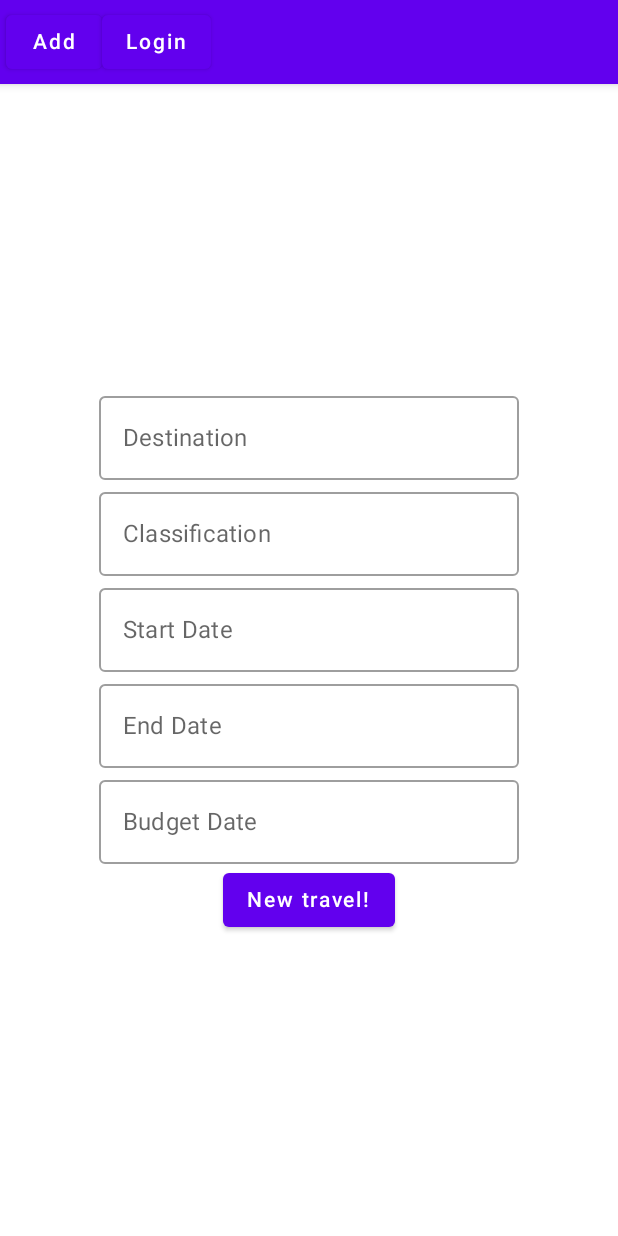
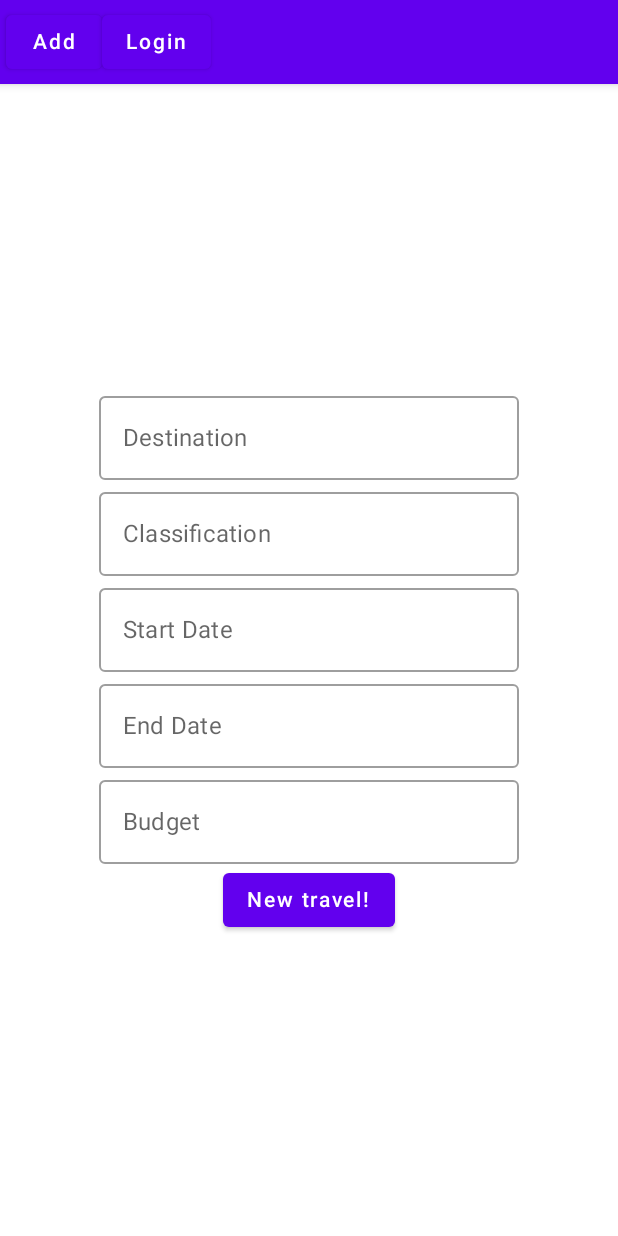
Before and after one commit to RaquelIsensee/travelApp, an Android app built with Jetpack Compose: the NewTravel screen opened through its navigation route, on a phone screen of 412 x 824 dp. Run offline under Robolectric (Android 15) with nearby library versions, the phone set to English and light mode, and no system bars; our stand-ins replace Room's generated code.

Commit message:
WIP: add new travel

```diff
--- a/app/src/main/java/com/example/aularoomdatabase2023/MainActivity.kt
+++ b/app/src/main/java/com/example/aularoomdatabase2023/MainActivity.kt
@@ -72,7 +72,19 @@ fun MyApp() {
                 navController = navController,
                 startDestination = "list" ) {
                 composable("list") {
-                    ListScreen()
+                    ListScreen(
+                        onBack = {
+                        navController.navigateUp()
+                    },
+                    NewTravel = {
+                        navController.navigate("new_travel")
+                        coroutineScope.launch {
+                            scaffoldState.snackbarHostState.showSnackbar(
+                                message = "new travel ok"
+                            )
+                        }
+                    }
+                    )
                 }
                 composable("login") {
                     LoginScreen(
@@ -111,12 +123,6 @@ fun MyApp() {
     }
 
 }
-
-
-
-
-
-
 @Preview(showBackground = true, showSystemUi = true)
 @Composable
 fun DefaultPreview() {
--- a/app/src/main/java/com/example/aularoomdatabase2023/screen/FormScreen.kt
+++ b/app/src/main/java/com/example/aularoomdatabase2023/screen/FormScreen.kt
@@ -71,7 +71,6 @@ fun FormScreen(onAfterSave: () -> Unit, onBack:() -> Unit) {
             )
             Row() {
                 Button(onClick = {
-
                     focusManager.clearFocus()
                     viewModel.registrar(onSuccess = {
                         onAfterSave()
--- a/app/src/main/java/com/example/aularoomdatabase2023/screen/ListScreen.kt
+++ b/app/src/main/java/com/example/aularoomdatabase2023/screen/ListScreen.kt
@@ -25,7 +25,7 @@ import com.example.aularoomdatabase2023.viewModel.ListUserViewModel
 import com.example.aularoomdatabase2023.viewModel.ListUserViewModelFactory
 
 @Composable
-fun ListScreen() {
+fun ListScreen(NewTravel: () -> Unit, onBack:() -> Unit) {
     val application = LocalContext.current.applicationContext as Application
     val viewModel: ListUserViewModel = viewModel(
         factory = ListUserViewModelFactory (application)
@@ -71,7 +71,7 @@ fun ListScreen() {
                         }
                         Button(
                             onClick = {
-
+                                    NewTravel()
                             }) {
                             Text(text = "Book a new travel!")
                         }
--- a/app/src/main/java/com/example/aularoomdatabase2023/screen/NewTravelScreen.kt
+++ b/app/src/main/java/com/example/aularoomdatabase2023/screen/NewTravelScreen.kt
@@ -17,6 +17,7 @@ import kotlinx.coroutines.flow.collectLatest
 
 @Composable
 fun NewTravel()  {
+
     val application = LocalContext.current.applicationContext as Application
     val viewModel: RegisterNewTravelViewModel = viewModel(
         factory = NewTravelViewModelFactory(application)
@@ -30,8 +31,6 @@ fun NewTravel()  {
                 message = it,
                 duration = SnackbarDuration.Long
             )
-            // opção para mostrar as mensagens
-            // Toast.makeText(ctx, it, Toast.LENGTH_SHORT).show()
         }
     }
 
@@ -78,7 +77,7 @@ fun NewTravel()  {
                 value = viewModel.budget,
                 onValueChange = { viewModel.budget = it},
                 label = {
-                    Text(text = "Budget Date")
+                    Text(text = "Budget")
                 }
             )
             Row() {
```
